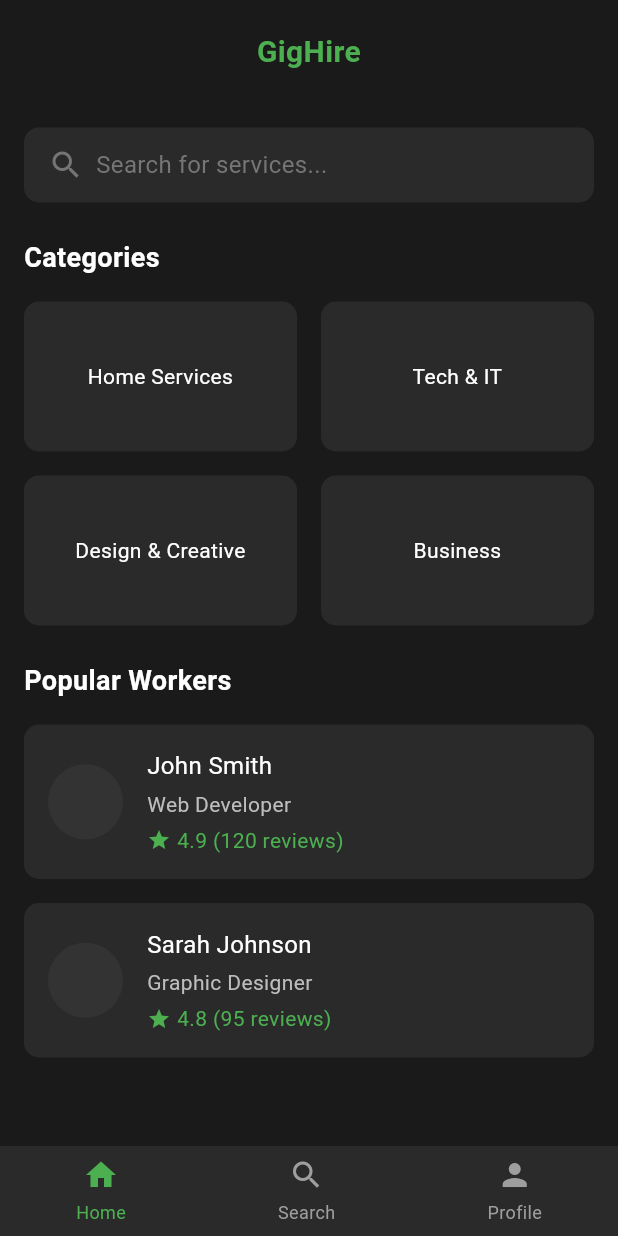
After one commit to timsinadipesh/GigHire, a Flutter app: the WorkerHomeScreen screen opened directly, on a phone screen of 412 x 824 dp. The commit adds this screen. Run offline on Flutter 3.47's test engine with Material 3 defaults, Android fonts, the phone set to English and light mode, and no system bars; our stand-ins replace cloud_firestore, firebase_auth, firebase_core, firebase_storage, image_picker; accounts and stored records are empty; Roboto replaces fonts that are missing (Arial).

```diff
--- a/lib/main.dart
+++ b/lib/main.dart
@@ -1,10 +1,10 @@
 import 'package:firebase_core/firebase_core.dart';
 import 'package:flutter/material.dart';
 import 'package:flutter/services.dart';
-import 'package:gighire/ui/home_screen.dart';
-import 'package:gighire/ui/signup_screen.dart';
+import 'package:gighire/base_user/home_screen.dart';
+import 'package:gighire/base_user/signup_screen.dart';
 import 'package:gighire/worker/worker_profile_screen.dart';
-import 'ui/login_screen.dart';
+import 'base_user/login_screen.dart';
 import 'payment/payment_service.dart';
 
 Future<void> main() async {
--- /dev/null
+++ b/lib/worker/worker_home_screen.dart
@@ -0,0 +1,258 @@
+import 'package:flutter/material.dart';
+
+class WorkerHomeScreen extends StatelessWidget {
+  const WorkerHomeScreen({Key? key}) : super(key: key);
+
+  @override
+  Widget build(BuildContext context) {
+    return Scaffold(
+      backgroundColor: const Color(0xFF1A1A1A),
+      body: SafeArea(
+        child: Column(
+          children: [
+            _buildTitle(),
+            Expanded(
+              child: SingleChildScrollView(
+                child: Padding(
+                  padding: const EdgeInsets.all(16.0),
+                  child: Column(
+                    crossAxisAlignment: CrossAxisAlignment.start,
+                    children: [
+                      _buildSearchBar(),
+                      const SizedBox(height: 24),
+                      _buildCategoriesSection(),
+                      const SizedBox(height: 24),
+                      _buildPopularWorkersSection(),
+                    ],
+                  ),
+                ),
+              ),
+            ),
+            _buildBottomNavBar(),
+          ],
+        ),
+      ),
+    );
+  }
+
+  Widget _buildTitle() {
+    return Container(
+      padding: const EdgeInsets.symmetric(horizontal: 16, vertical: 20),
+      child: const Text(
+        'GigHire',
+        style: TextStyle(
+          color: Color(0xFF4CAF50),
+          fontSize: 20,
+          fontWeight: FontWeight.bold,
+          fontFamily: 'Arial',
+        ),
+        textAlign: TextAlign.center,
+      ),
+    );
+  }
+
+  Widget _buildSearchBar() {
+    return Container(
+      padding: const EdgeInsets.symmetric(horizontal: 16),
+      height: 50,
+      decoration: BoxDecoration(
+        color: const Color(0xFF2A2A2A),
+        borderRadius: BorderRadius.circular(10),
+      ),
+      child: Row(
+        children: [
+          Icon(Icons.search, color: Colors.grey[600]),
+          const SizedBox(width: 8),
+          Text(
+            'Search for services...',
+            style: TextStyle(color: Colors.grey[600], fontSize: 16),
+          ),
+        ],
+      ),
+    );
+  }
+
+  Widget _buildCategoriesSection() {
+    return Column(
+      crossAxisAlignment: CrossAxisAlignment.start,
+      children: [
+        const Text(
+          'Categories',
+          style: TextStyle(
+            color: Colors.white,
+            fontSize: 18,
+            fontWeight: FontWeight.bold,
+          ),
+        ),
+        const SizedBox(height: 16),
+        Row(
+          children: [
+            _buildCategoryCard('Home Services'),
+            const SizedBox(width: 16),
+            _buildCategoryCard('Tech & IT'),
+          ],
+        ),
+        const SizedBox(height: 16),
+        Row(
+          children: [
+            _buildCategoryCard('Design & Creative'),
+            const SizedBox(width: 16),
+            _buildCategoryCard('Business'),
+          ],
+        ),
+      ],
+    );
+  }
+
+  Widget _buildCategoryCard(String title) {
+    return Expanded(
+      child: Container(
+        height: 100,
+        decoration: BoxDecoration(
+          color: const Color(0xFF2A2A2A),
+          borderRadius: BorderRadius.circular(10),
+        ),
+        child: Center(
+          child: Text(
+            title,
+            textAlign: TextAlign.center,
+            style: const TextStyle(color: Colors.white, fontSize: 14),
+          ),
+        ),
+      ),
+    );
+  }
+
+  Widget _buildPopularWorkersSection() {
+    return Column(
+      crossAxisAlignment: CrossAxisAlignment.start,
+      children: [
+        const Text(
+          'Popular Workers',
+          style: TextStyle(
+            color: Colors.white,
+            fontSize: 18,
+            fontWeight: FontWeight.bold,
+          ),
+        ),
+        const SizedBox(height: 16),
+        _buildWorkerCard(
+          name: 'John Smith',
+          profession: 'Web Developer',
+          rating: '4.9',
+          reviews: '120',
+        ),
+        const SizedBox(height: 16),
+        _buildWorkerCard(
+          name: 'Sarah Johnson',
+          profession: 'Graphic Designer',
+          rating: '4.8',
+          reviews: '95',
+        ),
+      ],
+    );
+  }
+
+  Widget _buildWorkerCard({
+    required String name,
+    required String profession,
+    required String rating,
+    required String reviews,
+  }) {
+    return Container(
+      padding: const EdgeInsets.all(16),
+      decoration: BoxDecoration(
+        color: const Color(0xFF2A2A2A),
+        borderRadius: BorderRadius.circular(10),
+      ),
+      child: Row(
+        children: [
+          Container(
+            width: 50,
+            height: 50,
+            decoration: BoxDecoration(
+              color: const Color(0xFF333333),
+              shape: BoxShape.circle,
+            ),
+          ),
+          const SizedBox(width: 16),
+          Expanded(
+            child: Column(
+              crossAxisAlignment: CrossAxisAlignment.start,
+              children: [
+                Text(
+                  name,
+                  style: const TextStyle(
+                    color: Colors.white,
+                    fontSize: 16,
+                  ),
+                ),
+                const SizedBox(height: 4),
+                Text(
+                  profession,
+                  style: TextStyle(
+                    color: Colors.grey[400],
+                    fontSize: 14,
+                  ),
+                ),
+                const SizedBox(height: 4),
+                Row(
+                  children: [
+                    const Icon(
+                      Icons.star,
+                      color: Color(0xFF4CAF50),
+                      size: 16,
+                    ),
+                    const SizedBox(width: 4),
+                    Text(
+                      '$rating ($reviews reviews)',
+                      style: const TextStyle(
+                        color: Color(0xFF4CAF50),
+                        fontSize: 14,
+                      ),
+                    ),
+                  ],
+                ),
+              ],
+            ),
+          ),
+        ],
+      ),
+    );
+  }
+
+  Widget _buildBottomNavBar() {
+    return Container(
+      height: 60,
+      color: const Color(0xFF2A2A2A),
+      child: Row(
+        mainAxisAlignment: MainAxisAlignment.spaceAround,
+        children: [
+          _buildNavBarItem(Icons.home, 'Home', true),
+          _buildNavBarItem(Icons.search, 'Search', false),
+          _buildNavBarItem(Icons.person, 'Profile', false),
+        ],
+      ),
+    );
+  }
+
+  Widget _buildNavBarItem(IconData icon, String label, bool isSelected) {
+    return Column(
+      mainAxisAlignment: MainAxisAlignment.center,
+      children: [
+        Icon(
+          icon,
+          color: isSelected ? const Color(0xFF4CAF50) : Colors.grey,
+        ),
+        const SizedBox(height: 4),
+        Text(
+          label,
+          style: TextStyle(
+            color: isSelected ? const Color(0xFF4CAF50) : Colors.grey,
+            fontSize: 12,
+          ),
+        ),
+      ],
+    );
+  }
+}
```
Also changed, not shown: lib/base_user/signup_screen.dart (renamed from lib/ui/signup_screen.dart, +31 -42 lines), lib/services/image_upload_service.dart (deleted, +0 -55 lines), lib/services/img_service.dart (added, +47 -0 lines), lib/worker/worker_signup.dart (+165 -16 lines), lib/base_user/home_screen.dart (renamed from lib/ui/home_screen.dart), lib/base_user/login_screen.dart (renamed from lib/ui/login_screen.dart), lib/client/client_profile_screen.dart (deleted), lib/client/post_job_screen.dart (renamed from lib/ui/post_job_screen.dart), lib/payment/payment_screen.dart (renamed from lib/ui/payment_screen.dart), 1 other file.
